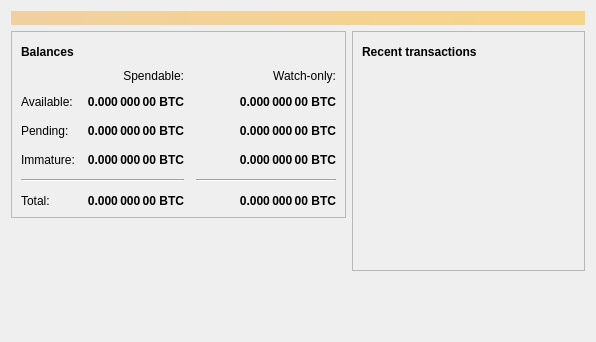
Qt form src/qt/forms/overviewpage.ui (xaya/xaya) before a commit.
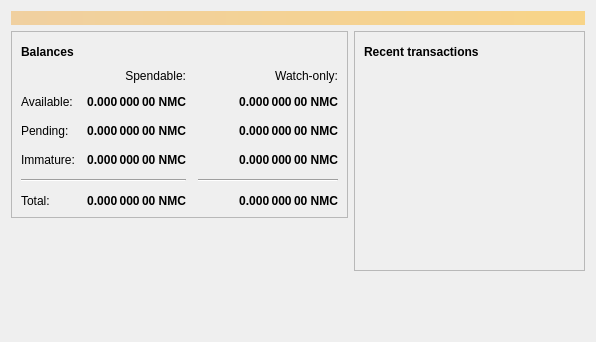
The same form after that commit. Icons and pictures are not drawn.

The edit to the form file:
```diff
--- a/src/qt/forms/overviewpage.ui
+++ b/src/qt/forms/overviewpage.ui
@@ -126,7 +126,7 @@
                <string>Unconfirmed transactions to watch-only addresses</string>
               </property>
               <property name="text">
-               <string notr="true">0.000 000 00 BTC</string>
+               <string notr="true">0.000 000 00 NMC</string>
               </property>
               <property name="alignment">
                <set>Qt::AlignRight|Qt::AlignTrailing|Qt::AlignVCenter</set>
@@ -151,7 +151,7 @@
                <string>Total of transactions that have yet to be confirmed, and do not yet count toward the spendable balance</string>
               </property>
               <property name="text">
-               <string notr="true">0.000 000 00 BTC</string>
+               <string notr="true">0.000 000 00 NMC</string>
               </property>
               <property name="alignment">
                <set>Qt::AlignRight|Qt::AlignTrailing|Qt::AlignVCenter</set>
@@ -176,7 +176,7 @@
                <string>Mined balance in watch-only addresses that has not yet matured</string>
               </property>
               <property name="text">
-               <string notr="true">0.000 000 00 BTC</string>
+               <string notr="true">0.000 000 00 NMC</string>
               </property>
               <property name="alignment">
                <set>Qt::AlignRight|Qt::AlignTrailing|Qt::AlignVCenter</set>
@@ -234,7 +234,7 @@
                <string>Mined balance that has not yet matured</string>
               </property>
               <property name="text">
-               <string notr="true">0.000 000 00 BTC</string>
+               <string notr="true">0.000 000 00 NMC</string>
               </property>
               <property name="alignment">
                <set>Qt::AlignRight|Qt::AlignTrailing|Qt::AlignVCenter</set>
@@ -279,7 +279,7 @@
                <string>Your current total balance</string>
               </property>
               <property name="text">
-               <string notr="true">0.000 000 00 BTC</string>
+               <string notr="true">0.000 000 00 NMC</string>
               </property>
               <property name="alignment">
                <set>Qt::AlignRight|Qt::AlignTrailing|Qt::AlignVCenter</set>
@@ -304,7 +304,7 @@
                <string>Current total balance in watch-only addresses</string>
               </property>
               <property name="text">
-               <string notr="true">0.000 000 00 BTC</string>
+               <string notr="true">0.000 000 00 NMC</string>
               </property>
               <property name="alignment">
                <set>Qt::AlignRight|Qt::AlignTrailing|Qt::AlignVCenter</set>
@@ -346,7 +346,7 @@
                <string>Your current spendable balance</string>
               </property>
               <property name="text">
-               <string notr="true">0.000 000 00 BTC</string>
+               <string notr="true">0.000 000 00 NMC</string>
               </property>
               <property name="alignment">
                <set>Qt::AlignRight|Qt::AlignTrailing|Qt::AlignVCenter</set>
@@ -371,7 +371,7 @@
                <string>Your current balance in watch-only addresses</string>
               </property>
               <property name="text">
-               <string notr="true">0.000 000 00 BTC</string>
+               <string notr="true">0.000 000 00 NMC</string>
               </property>
               <property name="alignment">
                <set>Qt::AlignRight|Qt::AlignTrailing|Qt::AlignVCenter</set>
```
Left out of the diff: 4 changed lines with no effect on the pictures.
